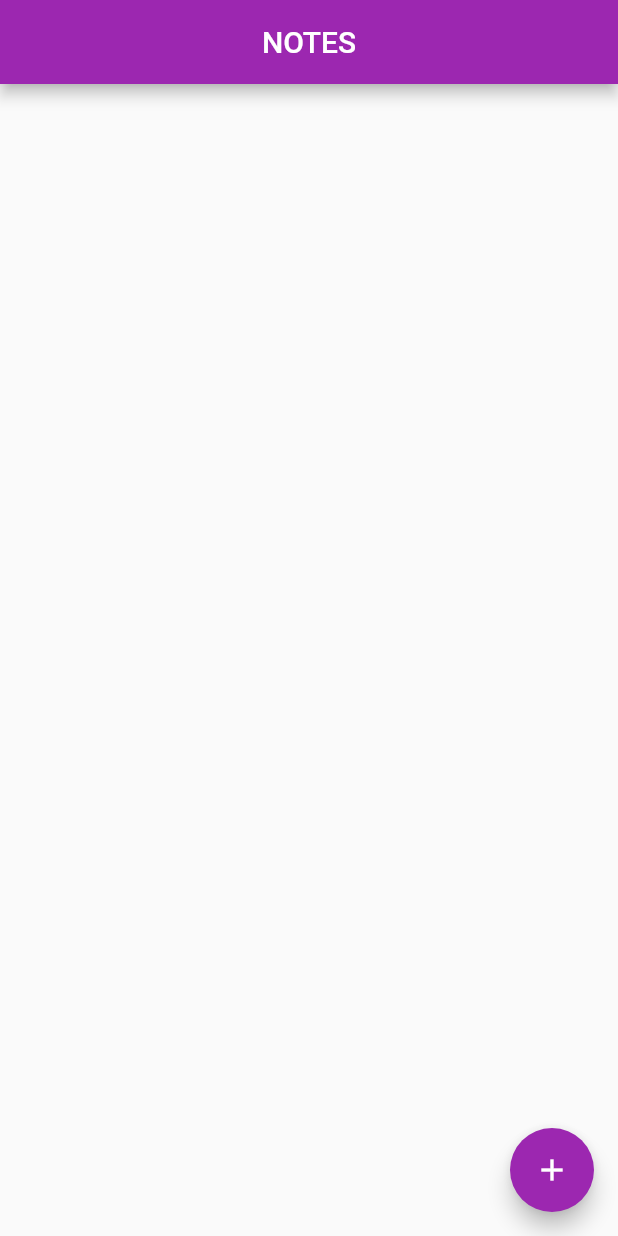
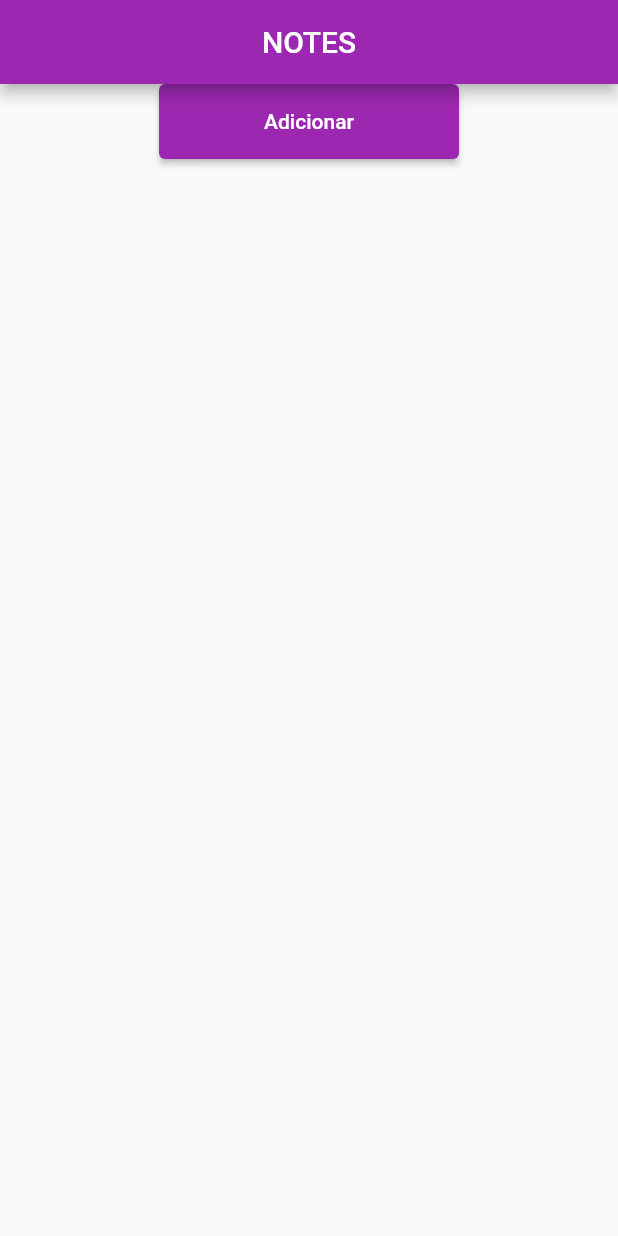
Before and after one commit to well-prado/notes, a Flutter app: the screen it shows after launch, on a phone screen of 412 x 824 dp. Run offline on Flutter 3.47's test engine with Material 2 defaults, Android fonts, the phone set to English and light mode, and no system bars.

Commit message:
Desafio 02 initial

```diff
--- a/lib/home/home_page.dart
+++ b/lib/home/home_page.dart
@@ -9,12 +9,14 @@ class _HomePageState extends State<HomePage> {
   var notes = <String>[];
   @override
   Widget build(BuildContext context) {
+    final size = MediaQuery.of(context).size;
     return Scaffold(
       appBar: AppBar(
         title: Text("NOTES"),
         centerTitle: true,
       ),
       body: SingleChildScrollView(
+        child: Container(
           child: Column(
             children: [
               for (var i = 0; i < notes.length; i++)
@@ -37,19 +39,31 @@ class _HomePageState extends State<HomePage> {
                     },
                   ),
                 ),
-          ],
-        ),
-      ),
-      floatingActionButton: FloatingActionButton(
-        child: Icon(Icons.add),
+              Center(
+                child: Container(
+                  child: SizedBox(
+                    height: 50,
+                    width: 200,
+                    child: Expanded(
+                      child: ElevatedButton(
                         onPressed: () async {
-          var description = await Navigator.pushNamed(context, "/create-note");
+                          var description = await Navigator.pushNamed(
+                              context, "/create-note");
                           setState(() {
                             if (description != null) {
                               notes.add(description as String);
                             }
                           });
                         },
+                        child: Text("Adicionar"),
+                      ),
+                    ),
+                  ),
+                ),
+              ),
+            ],
+          ),
+        ),
       ),
     );
   }
```
Lines whose indentation alone changed are shown as unchanged.
